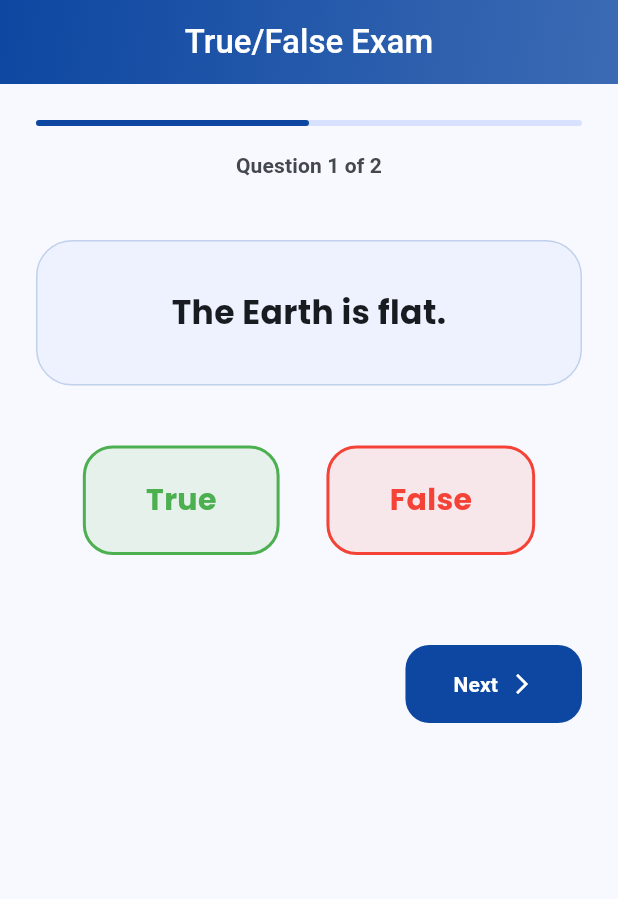
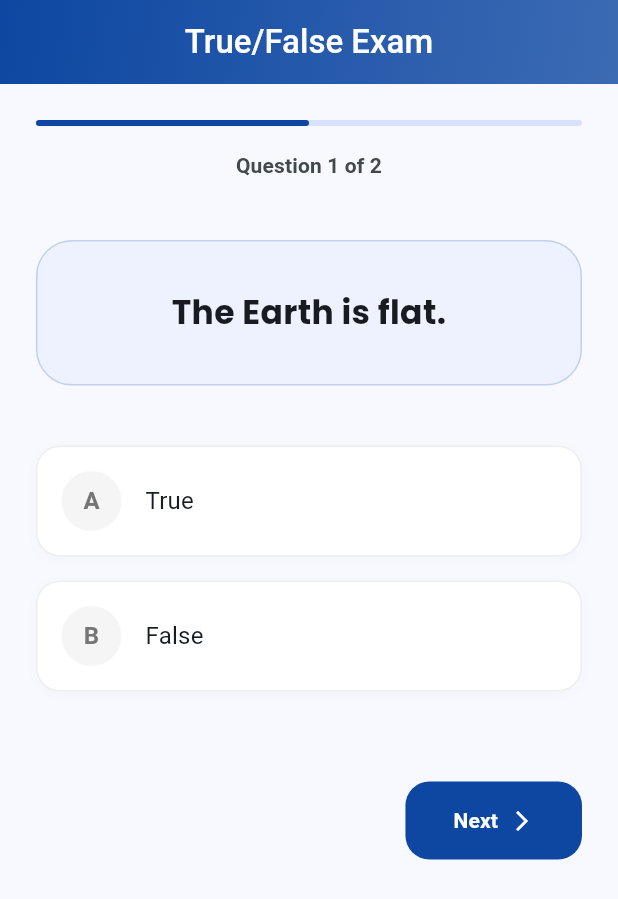
Before and after one commit to Ishan2506/DMBhattClassFronend, a Flutter app: the TrueFalseExamScreen screen opened directly with empty values, on a phone screen of 412 x 824 dp. Shown: the top 899 px of the screen. Run offline on Flutter 3.47's test engine with Material 3 defaults, Android fonts, the phone set to English and light mode, and no system bars; our stand-ins replace bloc, connectivity_plus, dio, equatable, file_picker, firebase_core and 20 more; missing offline and left inert: purchases_flutter, purchases_ui_flutter, razorpay_flutter, syncfusion_flutter_pdf; accounts and stored records are empty; network calls fail.

Commit message:
true/false exam attempt UI improved

```diff
--- a/lib/screen/Dashboard/true_false_exam_screen.dart
+++ b/lib/screen/Dashboard/true_false_exam_screen.dart
@@ -182,10 +182,6 @@ class _TrueFalseExamScreenState extends State<TrueFalseExamScreen>
     setState(() {
       _selectedAnswers[_currentQuestionIndex] = isTrue;
     });
-    // Auto advance
-    Future.delayed(const Duration(milliseconds: 300), () {
-      _nextQuestion();
-    });
   }
 
   void _showResult() async {
@@ -353,20 +349,20 @@ class _TrueFalseExamScreenState extends State<TrueFalseExamScreen>
                       const SizedBox(height: 40),
 
                       // True/False Buttons
-                      Row(
-                        mainAxisAlignment: MainAxisAlignment.spaceEvenly,
+                      Column(
                         children: [
                           _buildOptionButton(
                             context: context,
                             label: "True",
                             isTrueValue: true,
-                            color: Colors.green,
+                            optionLabel: "A",
                           ),
+                          const SizedBox(height: 16),
                           _buildOptionButton(
                             context: context,
                             label: "False",
                             isTrueValue: false,
-                            color: Colors.red,
+                            optionLabel: "B",
                           ),
                         ],
                       ),
@@ -424,37 +420,68 @@ class _TrueFalseExamScreenState extends State<TrueFalseExamScreen>
     required BuildContext context,
     required String label,
     required bool isTrueValue,
-    required Color color,
+    required String optionLabel,
   }) {
+    final theme = Theme.of(context);
+    final textTheme = theme.textTheme;
     bool isSelected = _selectedAnswers[_currentQuestionIndex] == isTrueValue;
-    return GestureDetector(
-      onTap: () => _selectAnswer(isTrueValue),
-      child: AnimatedContainer(
-        duration: const Duration(milliseconds: 200),
-        padding: const EdgeInsets.symmetric(vertical: 20, horizontal: 40),
-        decoration: BoxDecoration(
-          color: isSelected ? color : color.withOpacity(0.1),
-          borderRadius: BorderRadius.circular(20),
-          border: Border.all(
-            color: color,
-            width: 2,
+
+    return Container(
+      decoration: BoxDecoration(
+        color: Colors.white,
+        borderRadius: BorderRadius.circular(16),
+        border: Border.all(
+          color: isSelected
+              ? theme.colorScheme.primary.withOpacity(0.5)
+              : Colors.grey[200]!,
+          width: isSelected ? 2 : 1,
+        ),
+        boxShadow: [
+          BoxShadow(
+            color: Colors.black.withOpacity(0.02),
+            blurRadius: 5,
+            offset: const Offset(0, 2),
           ),
-          boxShadow: isSelected
-              ? [
-                  BoxShadow(
-                    color: color.withOpacity(0.4),
-                    blurRadius: 10,
-                    offset: const Offset(0, 5),
-                  )
-                ]
-              : [],
-        ),
-        child: Text(
-          label,
-          style: GoogleFonts.poppins(
-            fontSize: 20,
-            fontWeight: FontWeight.bold,
-            color: isSelected ? Colors.white : color,
+        ],
+      ),
+      child: InkWell(
+        onTap: () => _selectAnswer(isTrueValue),
+        borderRadius: BorderRadius.circular(16),
+        child: Padding(
+          padding: const EdgeInsets.all(16),
+          child: Row(
+            children: [
+              Container(
+                width: 40,
+                height: 40,
+                decoration: BoxDecoration(
+                  color: Colors.grey[100],
+                  shape: BoxShape.circle,
+                ),
+                alignment: Alignment.center,
+                child: Text(
+                  optionLabel,
+                  style: textTheme.titleMedium?.copyWith(
+                    fontWeight: FontWeight.bold,
+                    color: Colors.grey[600],
+                  ),
+                ),
+              ),
+              const SizedBox(width: 16),
+              Expanded(
+                child: Text(
+                  label,
+                  style: textTheme.titleMedium?.copyWith(
+                    color: isSelected
+                        ? theme.colorScheme.primary
+                        : theme.colorScheme.onSurface,
+                    fontWeight: isSelected
+                        ? FontWeight.bold
+                        : FontWeight.normal,
+                  ),
+                ),
+              ),
+            ],
           ),
         ),
       ),
```
